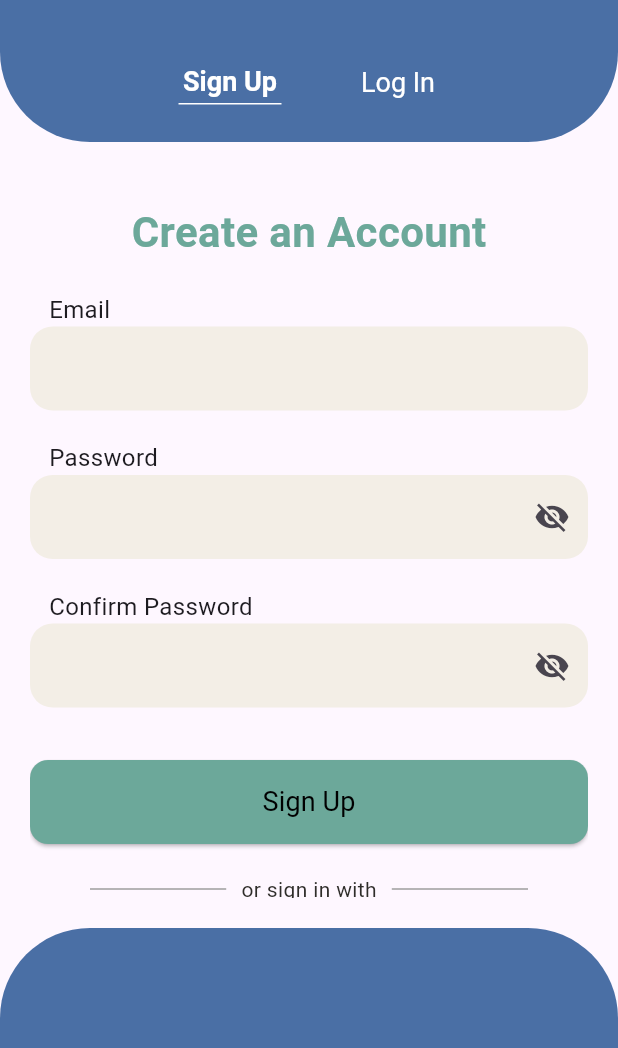
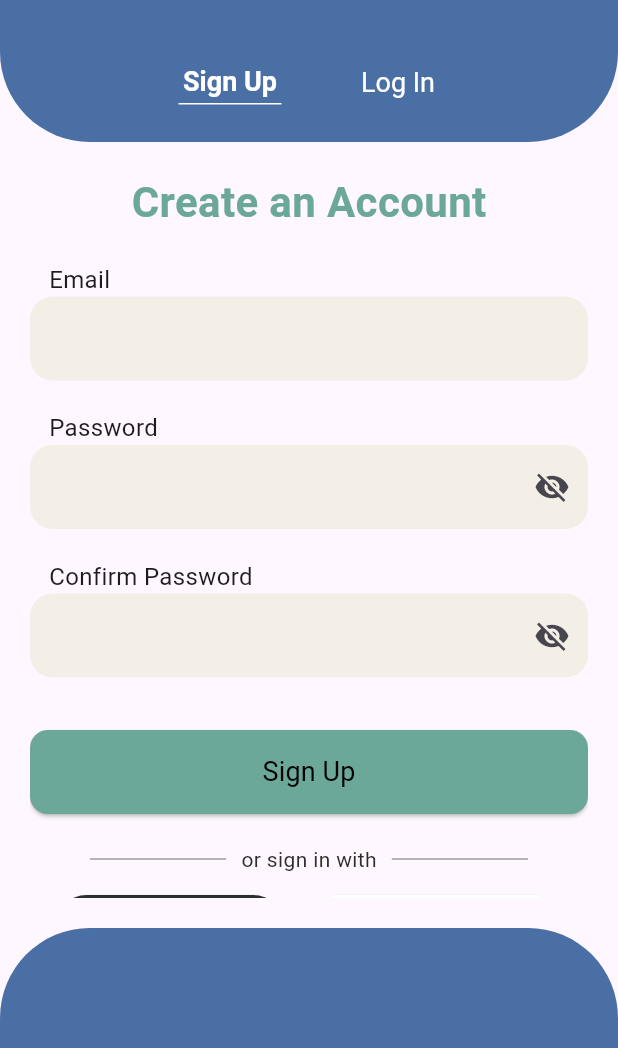
Before and after one commit to charissejamien/Zapac, a Flutter app: the screen it shows after launch, after a tap on "Sign Up", on a phone screen of 412 x 824 dp, the part 188-1236 px from its top. Run offline on Flutter 3.47's test engine with Material 3 defaults, Android fonts, the phone set to English and light mode, and no system bars.

Commit message:
Changed padding for both login and signup

```diff
--- a/lib/login_body.dart
+++ b/lib/login_body.dart
@@ -20,7 +20,7 @@ class _LoginBodyState extends State<LoginBody> {
       padding: const EdgeInsets.all(20),
       child: ListView(
         children: [
-          SizedBox(height: 20),
+          //SizedBox(height: 20),
           Center(
             child: Text(
               "Welcome Back!",
--- a/lib/signup_body.dart
+++ b/lib/signup_body.dart
@@ -18,7 +18,7 @@ class _SignUpBodyState extends State<SignUpBody> {
       padding: const EdgeInsets.all(20),
       child: ListView(
         children: [
-          SizedBox(height: 20),
+          //SizedBox(height: 20),
           Center(
             child: Text(
               "Create an Account",
```
